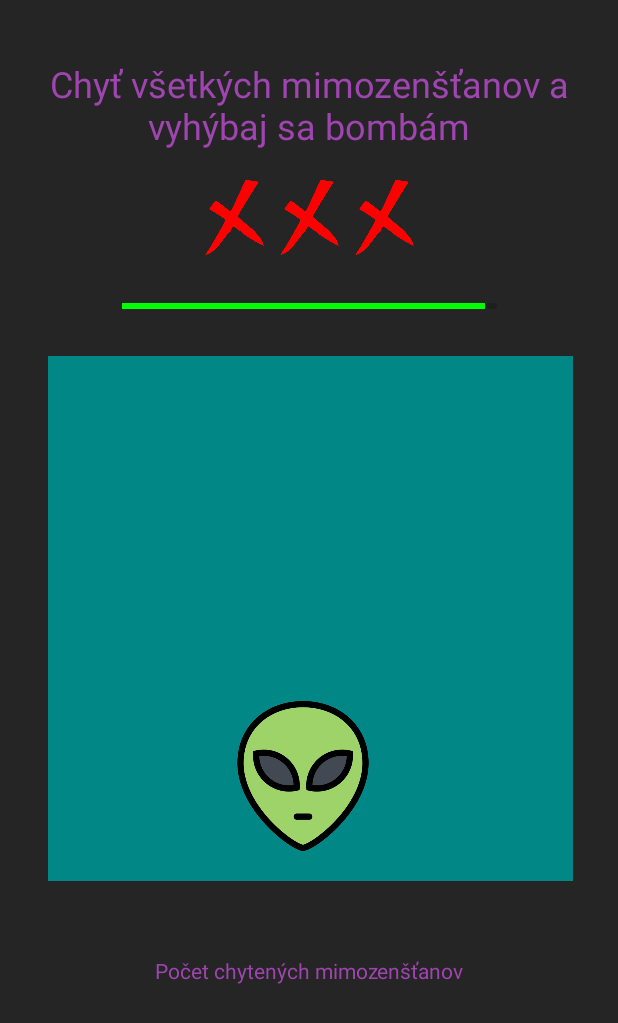
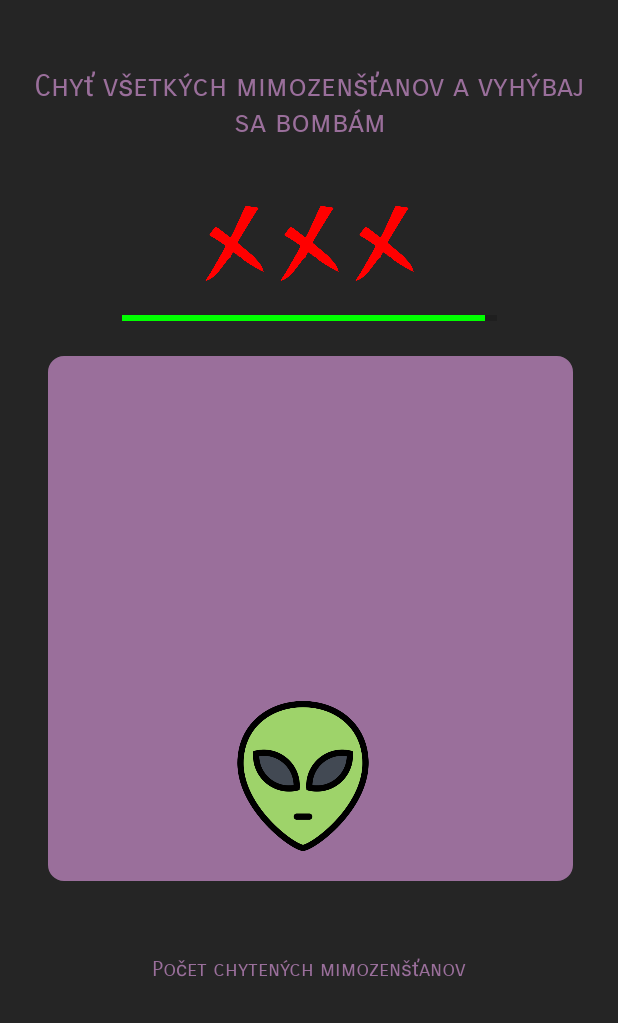
Before and after one commit to barb-b/Dobyvatel, an Android app: the ImageGame screen opened directly, with no data from a screen before it, on a phone screen of 412 x 824 dp. Shown: the top 1023 px of the screen. Run offline under Robolectric (Android 15) with nearby library versions, the phone set to English and light mode, and no system bars.

```diff
--- a/app/src/main/java/com/example/dobyvatel/MilkyWay.kt
+++ b/app/src/main/java/com/example/dobyvatel/MilkyWay.kt
@@ -9,6 +9,7 @@ import android.widget.Toast
 import androidx.activity.result.contract.ActivityResultContracts
 import androidx.appcompat.app.AppCompatActivity
 import androidx.core.view.isVisible
+import androidx.lifecycle.LifecycleObserver
 
 import com.example.dobyvatel.databinding.ActivityMilkywayMapBinding
 import com.example.dobyvatel.objects.Constants
@@ -193,6 +194,7 @@ class MilkyWay : AppCompatActivity() {
                 commit()
             }
 
+
             if(binding.collectionfragment.isVisible){
                 binding.collectionfragment.visibility = View.GONE
             }else{
--- a/app/src/main/res/layout/activity_image_game.xml
+++ b/app/src/main/res/layout/activity_image_game.xml
@@ -5,19 +5,21 @@
     android:layout_width="match_parent"
     android:layout_height="match_parent"
     tools:context=".ImageGame"
-    android:background="#252525"
+    android:background="@color/galaxy_grey"
     >
 
     <TextView
         android:id="@+id/mainHeader"
         android:layout_width="wrap_content"
         android:layout_height="100dp"
+        android:layout_marginTop="20dp"
+        android:gravity="center"
+        android:paddingHorizontal="15dp"
         android:text="@string/main_header"
-        android:gravity="center"
-        android:layout_marginTop="20dp"
-        android:paddingHorizontal="15dp"
-        android:textColor="@color/galaxy_purple_light"
-        android:textSize="24sp"
+        android:fontFamily="sans-serif-smallcaps"
+        android:textColor="@color/background_text"
+        android:textSize="20sp"
+        android:typeface="normal"
         app:layout_constraintEnd_toEndOf="parent"
         app:layout_constraintStart_toStartOf="parent"
         app:layout_constraintTop_toTopOf="parent" />
@@ -27,7 +29,7 @@
         android:layout_width="150dp"
         android:layout_height="50dp"
         android:orientation="horizontal"
-        app:layout_constraintBottom_toTopOf="@+id/countdown"
+        app:layout_constraintBottom_toTopOf="@+id/progressBarTime"
         app:layout_constraintEnd_toEndOf="parent"
         app:layout_constraintStart_toStartOf="parent"
         app:layout_constraintTop_toBottomOf="@+id/mainHeader">
@@ -59,7 +61,7 @@
         android:layout_centerHorizontal="true"
         android:padding="10dp"
         android:orientation="vertical"
-        android:background="@color/teal_700"
+        android:background="@drawable/rounded_courner"
         app:layout_constraintBottom_toBottomOf="parent"
         app:layout_constraintEnd_toEndOf="parent"
         app:layout_constraintHorizontal_bias="0.52"
@@ -192,7 +194,8 @@
         android:layout_width="wrap_content"
         android:layout_height="wrap_content"
         android:text="Počet chytených mimozenšťanov"
-        android:textColor="@color/galaxy_purple_light"
+        android:fontFamily="sans-serif-smallcaps"
+        android:textColor="@color/background_text"
         android:layout_marginTop="50dp"
         app:layout_constraintEnd_toEndOf="parent"
         app:layout_constraintStart_toStartOf="parent"
@@ -214,7 +217,8 @@
         android:id="@+id/numberScore"
         android:layout_width="wrap_content"
         android:layout_height="wrap_content"
-        android:textColor="@color/galaxy_purple_light"
+        android:fontFamily="sans-serif-smallcaps"
+        android:textColor="@color/background_text"
         android:textSize="70dp"
         app:layout_constraintBottom_toBottomOf="parent"
         app:layout_constraintEnd_toEndOf="parent"
--- a/app/src/main/res/layout/activity_milkyway_map.xml
+++ b/app/src/main/res/layout/activity_milkyway_map.xml
@@ -372,7 +372,7 @@
 
         <ImageView
             android:id="@+id/alien"
-            android:layout_width="170dp"
+            android:layout_width="150dp"
             android:layout_height="100dp"
             android:layout_gravity="top|left"
             android:adjustViewBounds="false"
@@ -381,13 +381,14 @@
             android:layout_marginBottom="-50dp"/>
 
         <androidx.fragment.app.FragmentContainerView
-            android:layout_marginTop="80dp"
+            android:layout_marginTop="100dp"
             android:id="@+id/collectionfragment"
             android:visibility="gone"
             android:name="com.example.dobyvatel.CollectionFragment"
             android:layout_width="match_parent"
             android:layout_height="500dp"
             tools:ignore="MissingConstraints" />
+
     </FrameLayout>
 
 
```
Also changed, not shown: app/src/main/java/com/example/dobyvatel/DecisionPage.kt (+31 -10 lines), app/src/main/res/drawable/rocketship_rounded.xml (added, +14 -0 lines), app/src/main/res/layout/fragment_collection.xml (+4 -3 lines).
